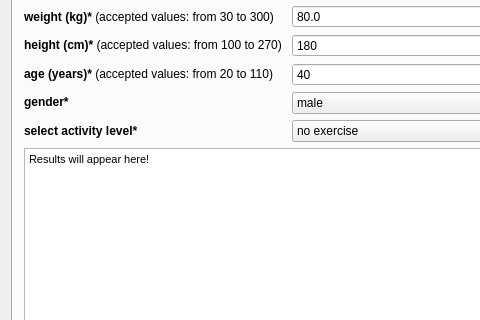
Qt form mainwindow.ui (SFilippidis/QGreatstWeightCalculator) before a commit; both pictures show x 0 to 480 and y 90 to 410 of the 658 by 528 pixel window.
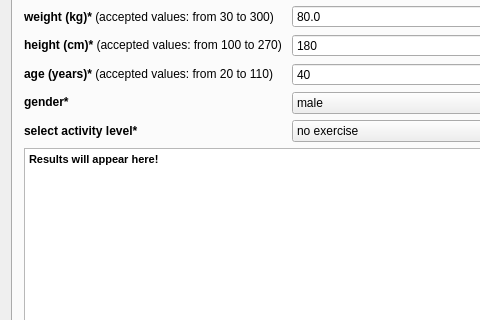
The same form after that commit.

```diff
--- a/mainwindow.ui
+++ b/mainwindow.ui
@@ -246,7 +246,7 @@
 &lt;html&gt;&lt;head&gt;&lt;meta name=&quot;qrichtext&quot; content=&quot;1&quot; /&gt;&lt;style type=&quot;text/css&quot;&gt;
 p, li { white-space: pre-wrap; }
 &lt;/style&gt;&lt;/head&gt;&lt;body style=&quot; font-family:'MS Shell Dlg 2'; font-size:8.25pt; font-weight:400; font-style:normal;&quot;&gt;
-&lt;p style=&quot; margin-top:0px; margin-bottom:0px; margin-left:0px; margin-right:0px; -qt-block-indent:0; text-indent:0px;&quot;&gt;&lt;span style=&quot; font-family:'Lucida Grande'; font-size:8pt;&quot;&gt;Results will appear here!&lt;/span&gt;&lt;/p&gt;&lt;/body&gt;&lt;/html&gt;</string>
+&lt;p style=&quot; margin-top:0px; margin-bottom:0px; margin-left:0px; margin-right:0px; -qt-block-indent:0; text-indent:0px;&quot;&gt;&lt;span style=&quot; font-weight:600;&quot;&gt;Results will appear here!&lt;/span&gt;&lt;/p&gt;&lt;/body&gt;&lt;/html&gt;</string>
             </property>
            </widget>
           </item>
```
Left out of the diff: 2 changed lines with no effect on the pictures.
